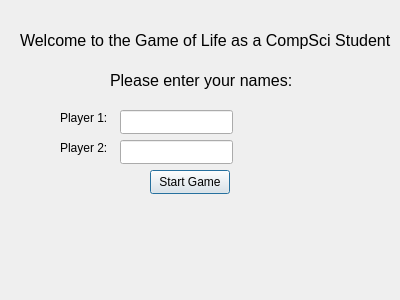
EthanMeli/CompSciLife, file playerinfodialog.ui: the form before one commit.
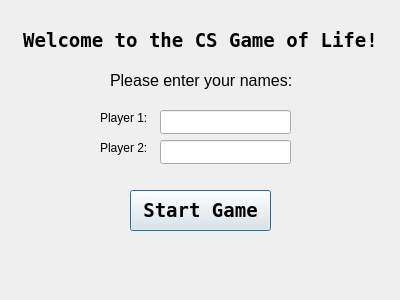
The form after the commit.

What changed in the file:
```diff
--- a/playerinfodialog.ui
+++ b/playerinfodialog.ui
@@ -34,7 +34,7 @@
   <widget class="QLabel" name="label_2">
    <property name="geometry">
     <rect>
-     <x>60</x>
+     <x>100</x>
      <y>110</y>
      <width>61</width>
      <height>16</height>
@@ -47,7 +47,7 @@
   <widget class="QLabel" name="label_3">
    <property name="geometry">
     <rect>
-     <x>60</x>
+     <x>100</x>
      <y>140</y>
      <width>49</width>
      <height>16</height>
@@ -62,25 +62,30 @@
     <rect>
      <x>20</x>
      <y>20</y>
-     <width>371</width>
+     <width>361</width>
      <height>41</height>
     </rect>
    </property>
    <property name="font">
     <font>
-     <pointsize>12</pointsize>
+     <family>Terminal</family>
+     <pointsize>14</pointsize>
+     <bold>true</bold>
     </font>
    </property>
    <property name="text">
-    <string>Welcome to the Game of Life as a CompSci Student!</string>
+    <string>Welcome to the CS Game of Life!</string>
+   </property>
+   <property name="alignment">
+    <set>Qt::AlignmentFlag::AlignCenter</set>
    </property>
   </widget>
   <widget class="QLineEdit" name="lineEditP1">
    <property name="geometry">
     <rect>
-     <x>120</x>
+     <x>160</x>
      <y>110</y>
-     <width>113</width>
+     <width>131</width>
      <height>24</height>
     </rect>
    </property>
@@ -88,9 +93,9 @@
   <widget class="QLineEdit" name="lineEditP2">
    <property name="geometry">
     <rect>
-     <x>120</x>
+     <x>160</x>
      <y>140</y>
-     <width>113</width>
+     <width>131</width>
      <height>24</height>
     </rect>
    </property>
@@ -98,12 +103,19 @@
   <widget class="QPushButton" name="startGameButton">
    <property name="geometry">
     <rect>
-     <x>150</x>
-     <y>170</y>
-     <width>80</width>
-     <height>24</height>
+     <x>130</x>
+     <y>190</y>
+     <width>141</width>
+     <height>41</height>
     </rect>
    </property>
+   <property name="font">
+    <font>
+     <family>Terminal</family>
+     <pointsize>14</pointsize>
+     <bold>true</bold>
+    </font>
+   </property>
    <property name="text">
     <string>Start Game</string>
    </property>
```
